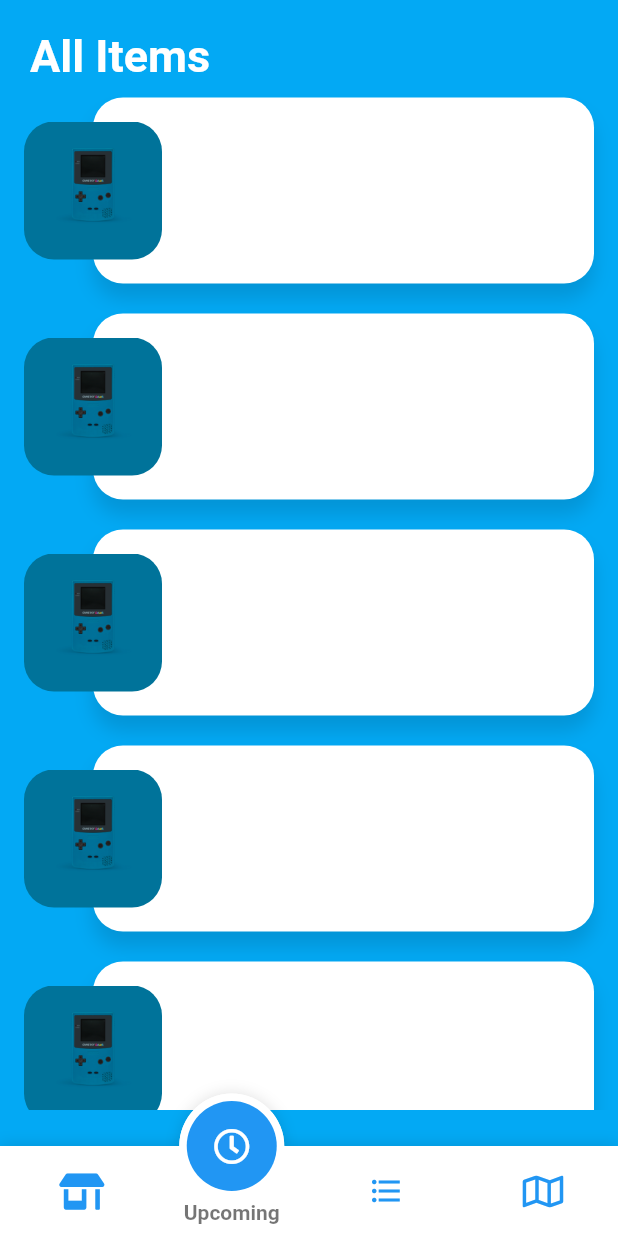
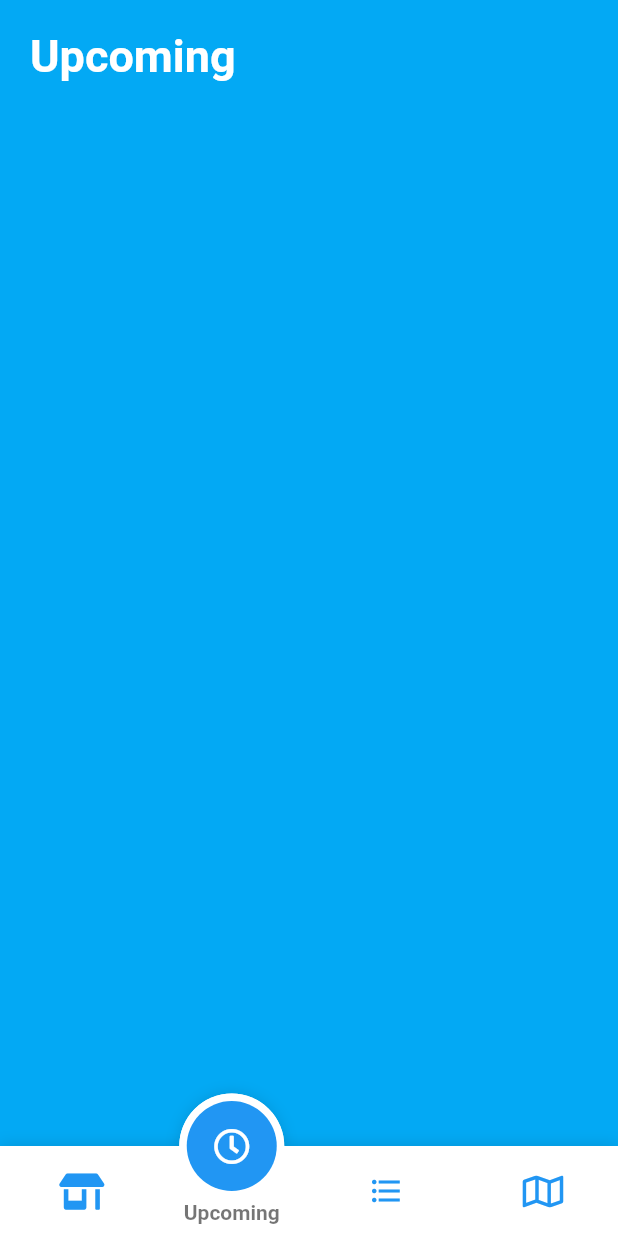
Before and after one commit to EthicalBoris/sm_app, a Flutter app: the screen it shows after launch, item 2 of the bottom bar chosen, on a phone screen of 412 x 824 dp. Run offline on Flutter 3.47's test engine with Material 2 defaults, Android fonts, the phone set to English and light mode, and no system bars; drawn by our look-alikes of fancy_bottom_navigation; our stand-ins replace font_awesome_flutter; missing offline and left inert: dart:ffi.

Commit message:
Page separation
+ Separated pages into widgets

+ working navbar

+ started programming each page

```diff
--- a/lib/screens/HomePage.dart
+++ b/lib/screens/HomePage.dart
@@ -4,6 +4,10 @@ import 'package:fancy_bottom_navigation/fancy_bottom_navigation.dart';
 import 'package:flutter/material.dart';
 import 'package:font_awesome_flutter/font_awesome_flutter.dart';
 import 'package:sm_app/data/Game.dart';
+import 'package:sm_app/screens/DailyShopPage.dart';
+import 'package:sm_app/screens/ItemsPage.dart';
+import 'package:sm_app/screens/MapsPage.dart';
+import 'package:sm_app/screens/UpcomingPage.dart';
 import 'package:sm_app/widgets/GameRow.dart';
 
 class HomePage extends StatefulWidget {
@@ -13,10 +17,13 @@ class HomePage extends StatefulWidget {
 
 class _HomePageState extends State<HomePage> {
   List<Game> installedGames = games; // TODO: Replace games with real games list
+  int currentPage;
+  Widget contentWidget;
 
   @override
   void initState() {
     super.initState();
+    currentPage = 0;
   }
 
   @override
@@ -24,6 +31,44 @@ class _HomePageState extends State<HomePage> {
     // TODO: Position changes container widget.
     // TODO: Separation of Widgets into pages.
     // TODO: Implement Navbar page Swap.
+
+    // TODO: All items
+
+    switch (currentPage) {
+      case 0:
+        {
+          // TODO: Daily Shop
+          contentWidget = DailyShopPage();
+        }
+        break;
+
+      case 1:
+        {
+          // TODO: Upcoming
+          contentWidget = UpcomingPage();
+        }
+        break;
+
+      case 2:
+        {
+          // TODO: All Items Page
+          contentWidget = ItemsPage();
+        }
+        break;
+
+      case 3:
+        {
+          // TODO: Maps
+          contentWidget = MapsPage();
+        }
+        break;
+
+      default:
+        {
+          contentWidget = Container();
+        }
+    }
+
     return Container(
       decoration: BoxDecoration(
         gradient: LinearGradient(
@@ -35,37 +80,7 @@ class _HomePageState extends State<HomePage> {
       child: Scaffold(
         backgroundColor: Theme.of(context).accentColor,
         body: SafeArea(
-          child: Column(
-            crossAxisAlignment: CrossAxisAlignment.start,
-            children: <Widget>[
-              Padding(
-                padding: const EdgeInsets.only(left: 20.0, top: 20.0),
-                child: Text(
-                  "All Items",
-                  style: TextStyle(
-                    color: Colors.white,
-                    fontSize: 30.0,
-                    fontWeight: FontWeight.bold,
-                  ),
-                ),
-              ),
-              Container(
-                height: MediaQuery.of(context).size.height - 139,
-                child: ListView.builder(
-                  scrollDirection: Axis.vertical,
-                  itemCount: installedGames.length,
-                  itemBuilder: (BuildContext context, int index) {
-                    return GestureDetector(
-                      onTap: () => {
-                        // TODO: Implement starting a game
-                      },
-                      child: GameRow(),
-                    );
-                  },
-                ),
-              ),
-            ],
-          ),
+          child: contentWidget,
         ),
         bottomNavigationBar: FancyBottomNavigation(
           tabs: [
@@ -76,7 +91,7 @@ class _HomePageState extends State<HomePage> {
           ],
           onTabChangedListener: (position) {
             setState(() {
-              // currentPage = position;
+              currentPage = position;
               print(position);
             });
           },
--- /dev/null
+++ b/lib/screens/UpcomingPage.dart
@@ -0,0 +1,23 @@
+import 'package:flutter/material.dart';
+
+class UpcomingPage extends StatelessWidget {
+  @override
+  Widget build(BuildContext context) {
+    return Column(
+      crossAxisAlignment: CrossAxisAlignment.start,
+      children: <Widget>[
+        Padding(
+          padding: const EdgeInsets.only(left: 20.0, top: 20.0),
+          child: Text(
+            "Upcoming",
+            style: TextStyle(
+              color: Colors.white,
+              fontSize: 30.0,
+              fontWeight: FontWeight.bold,
+            ),
+          ),
+        ),
+      ],
+    );
+  }
+}
```
Also changed, not shown: lib/screens/DailyShopPage.dart (added, +23 -0 lines), lib/screens/ItemsPage.dart (added, +40 -0 lines), lib/screens/MapsPage.dart (added, +24 -0 lines).
